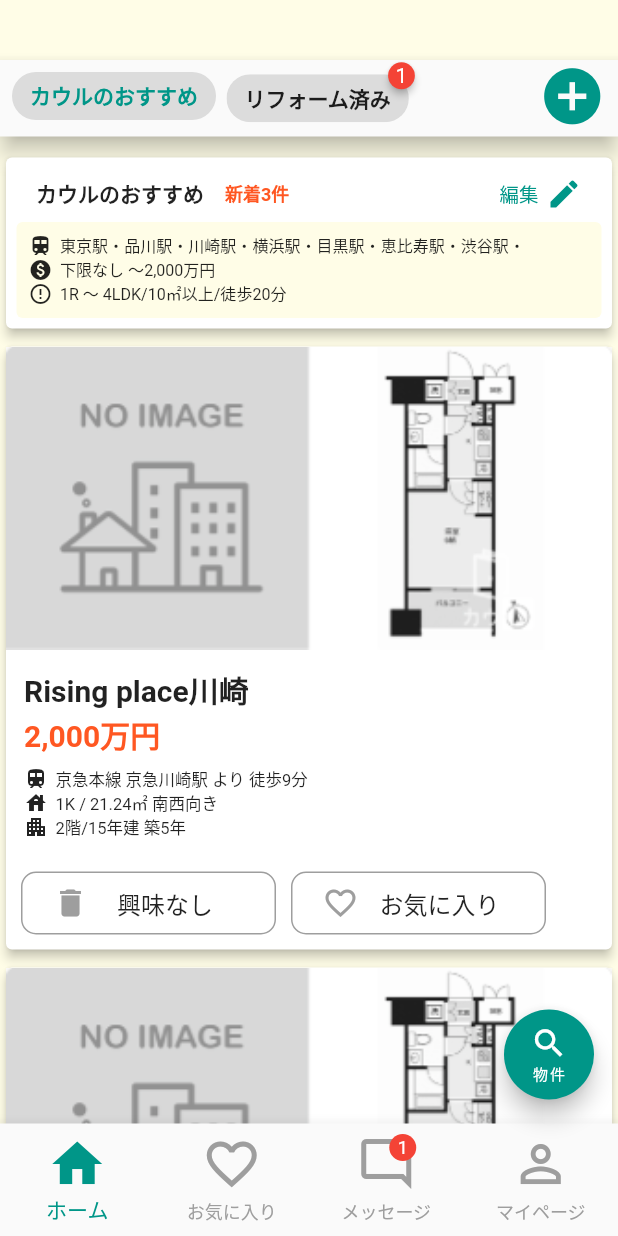
After one commit to AnriNonaka/flutter-tutorial, a Flutter app: the screen it shows after launch, after a tap on "Tutorial2-2", on a phone screen of 412 x 824 dp. The commit adds this screen. Run offline on Flutter 3.47's test engine with Material 2 defaults, Android fonts, the phone set to English and light mode, and no system bars; drawn by our look-alikes of badges.

Commit message:
Tutorial2-2の実装

```diff
--- a/lib/main.dart
+++ b/lib/main.dart
@@ -1,4 +1,5 @@
 import 'package:flutter/material.dart';
+import 'package:flutter_tutorial/residence/residence_screen.dart';
 import 'package:flutter_tutorial/youtube/youtube_screen.dart';
 import 'animation/animation_screen.dart';
 import 'building/building_layout_screen.dart';
@@ -64,6 +65,17 @@ class Home extends StatelessWidget {
                   );
                 },
               ),
+              ElevatedButton(
+                child: const Text('Tutorial2-2'),
+                onPressed: () {
+                  Navigator.push(
+                    context,
+                    MaterialPageRoute(
+                      builder: (context) => const ResidenceScreen(),
+                    ),
+                  );
+                },
+              ),
             ],
           ),
         ),
--- /dev/null
+++ b/lib/residence/residence_screen.dart
@@ -0,0 +1,564 @@
+import 'package:badges/badges.dart';
+import 'package:flutter/material.dart';
+
+class ResidenceScreen extends StatelessWidget {
+  const ResidenceScreen({Key? key}) : super(key: key);
+
+  @override
+  Widget build(BuildContext context) {
+    return Scaffold(
+      body: _buildBody(context),
+      bottomNavigationBar: _buildBottomNavigationBar(),
+      floatingActionButton: SizedBox(
+        width: 60,
+        height: 60,
+        child: FloatingActionButton.extended(
+          shape: const CircleBorder(),
+          backgroundColor: Colors.teal,
+          onPressed: () {},
+          label: SizedBox(
+            width: 100,
+            height: 50,
+            child: Column(
+              children: const [
+                Padding(
+                  padding: EdgeInsets.only(top: 5.0),
+                  child: Icon(Icons.search,size: 25,),
+                ),
+                Text('物件',style: TextStyle(fontSize: 10),),
+              ],
+            ),
+          ), //テキスト//アイコン
+        ),
+      ),
+    );
+  }
+
+  Widget _buildBody(BuildContext context) {
+    return SingleChildScrollView(
+      child: Container(
+        color: Colors.yellow[50],
+        child: Column(
+          children: [
+            Padding(
+              padding: const EdgeInsets.only(top: 40),
+              child: Material(
+                elevation: 6.0,
+                child: Row(
+                  children: [
+                    const Padding(
+                      padding: EdgeInsets.only(left: 8, bottom: 3, right: 7),
+                      child: Chip(
+                        label: Text('カウルのおすすめ',
+                            style: TextStyle(color: Colors.teal,fontWeight: FontWeight.w700)),
+                      ),
+                    ),
+                    Badge(
+                      badgeContent: const Text('1',
+                          style: TextStyle(color: Colors.white)),
+                      position: BadgePosition.topEnd(top: -4, end: -4),
+                      child: const Chip(
+                        label: Text(
+                            style: TextStyle(fontWeight: FontWeight.w700), 'リフォーム済み'),
+                      ),
+                    ),
+                    const Spacer(), //間をあけれる
+                    const Padding(
+                      padding: EdgeInsets.only(right: 8, bottom: 3),
+                      child: Icon(
+                        Icons.add_circle,
+                        size: 45,
+                        color: Colors.teal,
+                      ),
+                    ),
+                  ],
+                ),
+              ),
+            ),
+            Padding(
+              padding: const EdgeInsets.only(top: 10),
+              child: Column(
+                children: [
+                  Card(
+                    elevation: 3,
+                    child: Column(
+                      children: [
+                        Padding(
+                          padding: const EdgeInsets.only(top: 12),
+                          child: Row(
+                            children: const [
+                              Padding(
+                                padding: EdgeInsets.only(left: 20.0),
+                                child: Text('カウルのおすすめ    ',
+                                    style:
+                                        TextStyle(fontWeight: FontWeight.w900)),
+                              ),
+                              Text('新着3件',
+                                  style: TextStyle(
+                                      color: Colors.deepOrange,
+                                      fontSize: 12,
+                                      fontWeight: FontWeight.bold)),
+                              Spacer(),
+                              Padding(
+                                padding: EdgeInsets.only(right: 5.0),
+                                child: Text(
+                                  '編集',
+                                  style: TextStyle(
+                                    color: Colors.teal,
+                                    fontSize: 13,
+                                  ),
+                                ),
+                              ),
+                              Padding(
+                                padding: EdgeInsets.only(right: 20.0),
+                                child: Icon(
+                                  Icons.edit,
+                                  color: Colors.teal,
+                                ),
+                              )
+                            ],
+                          ),
+                        ),
+                        Padding(
+                          padding: const EdgeInsets.all(3.0),
+                          child: Card(
+                            elevation: 0,
+                            color: Colors.yellow[50],
+                            child: Container(
+                              decoration: BoxDecoration(
+                                  borderRadius: BorderRadius.circular(10)),
+                              child: Padding(
+                                padding: const EdgeInsets.all(8.0),
+                                child: Column(
+                                  children: [
+                                    Row(
+                                      children: const [
+                                        Padding(
+                                          padding: EdgeInsets.only(right: 5.0),
+                                          child: Icon(
+                                            Icons.train,
+                                            size: 16,
+                                          ),
+                                        ),
+                                        Text(
+                                          '東京駅・品川駅・川崎駅・横浜駅・目黒駅・恵比寿駅・渋谷駅・',
+                                          style: TextStyle(fontSize: 10.7),
+                                        ),
+                                      ],
+                                    ),
+                                    Row(
+                                      children: const [
+                                        Padding(
+                                          padding: EdgeInsets.only(right: 5.0),
+                                          child: Icon(
+                                            Icons.paid,
+                                            size: 16,
+                                          ),
+                                        ),
+                                        Text(
+                                          '下限なし 〜2,000万円',
+                                          style: TextStyle(fontSize: 10.7),
+                                        ),
+                                      ],
+                                    ),
+                                    Row(
+                                      children: const [
+                                        Padding(
+                                          padding: EdgeInsets.only(right: 5.0),
+                                          child: Icon(
+                                            Icons.error_outline,
+                                            size: 16,
+                                          ),
+                                        ),
+                                        Text(
+                                          '1R 〜 4LDK/10㎡以上/徒歩20分',
+                                          style: TextStyle(fontSize: 10.7),
+                                        ),
+                                      ],
+                                    ),
+                                  ],
+                                ),
+                              ),
+                            ),
+                          ),
+                        )
+                      ],
+                    ),
+                  ),
+                  Padding(
+                    padding: const EdgeInsets.only(top: 4.0),
+                    child: Card(
+                      elevation: 3,
+                      child: Column(
+                        children: [
+                          SizedBox(
+                            width: double.infinity,
+                            child: Image.asset(
+                              'images/物件写真.png',
+                              fit: BoxFit.contain,
+                            ),
+                          ),
+                          Padding(
+                            padding: const EdgeInsets.all(8.0),
+                            child: Card(
+                              elevation: 0,
+                              child: Column(
+                                children: [
+                                  Row(
+                                    children: const [
+                                      Text(
+                                        'Rising place川崎',
+                                        style: TextStyle(
+                                            fontSize: 20,
+                                            fontWeight: FontWeight.bold),
+                                      ),
+                                    ],
+                                  ),
+                                  Padding(
+                                    padding: const EdgeInsets.only(bottom: 6.0),
+                                    child: Row(
+                                      children: const [
+                                        Text('2,000万円',
+                                            style: TextStyle(
+                                                color: Colors.deepOrange,
+                                                fontSize: 20,
+                                                fontWeight: FontWeight.bold)),
+                                      ],
+                                    ),
+                                  ),
+                                  Row(
+                                    children: const [
+                                      Padding(
+                                        padding: EdgeInsets.only(right: 5.0),
+                                        child: Icon(
+                                          Icons.train,
+                                          size: 16,
+                                        ),
+                                      ),
+                                      Text(
+                                        '京急本線 京急川崎駅 より 徒歩9分',
+                                        style: TextStyle(fontSize: 11),
+                                      ),
+                                    ],
+                                  ),
+                                  Row(
+                                    children: const [
+                                      Padding(
+                                        padding: EdgeInsets.only(right: 5.0),
+                                        child: Icon(
+                                          Icons.house,
+                                          size: 16,
+                                        ),
+                                      ),
+                                      Text(
+                                        '1K / 21.24㎡ 南西向き',
+                                        style: TextStyle(fontSize: 11),
+                                      ),
+                                    ],
+                                  ),
+                                  Row(
+                                    children: const [
+                                      Padding(
+                                        padding: EdgeInsets.only(right: 5.0),
+                                        child: Icon(
+                                          Icons.apartment,
+                                          size: 16,
+                                        ),
+                                      ),
+                                      Text(
+                                        '2階/15年建 築5年',
+                                        style: TextStyle(fontSize: 11),
+                                      ),
+                                    ],
+                                  ),
+                                ],
+                              ),
+                            ),
+                          ),
+                          Row(
+                            children: [
+                              Padding(
+                                padding: const EdgeInsets.all(10.0),
+                                child: SizedBox(
+                                  width: 170,
+                                  child: Container(
+                                    decoration: BoxDecoration(
+                                      border: Border.all(color: Colors.grey),
+                                      borderRadius: BorderRadius.circular(10),
+                                    ),
+                                    child: Row(
+                                      children: const [
+                                        Padding(
+                                          padding: EdgeInsets.only(
+                                              top: 8.0,
+                                              left: 20,
+                                              right: 19,
+                                              bottom: 8),
+                                          child: Icon(
+                                            Icons.delete,
+                                            color: Colors.grey,
+                                          ),
+                                        ),
+                                        Text(
+                                          '興味なし',
+                                          style: TextStyle(fontSize: 16),
+                                        ),
+                                      ],
+                                    ),
+                                  ),
+                                ),
+                              ),
+                              SizedBox(
+                                width: 170,
+                                child: Container(
+                                  decoration: BoxDecoration(
+                                    border: Border.all(color: Colors.grey),
+                                    borderRadius: BorderRadius.circular(10),
+                                  ),
+                                  child: Row(
+                                    children: const [
+                                      Padding(
+                                        padding: EdgeInsets.only(
+                                            top: 8.0,
+                                            left: 20,
+                                            right: 14,
+                                            bottom: 8),
+                                        child: Icon(
+                                          Icons.favorite_border,
+                                          color: Colors.grey,
+                                        ),
+                                      ),
+                                      Text(
+                                        'お気に入り',
+                                        style: TextStyle(fontSize: 16),
+                                      ),
+                                    ],
+                                  ),
+                                ),
+                              ),
+                            ],
+                          ),
+                        ],
+                      ),
+                    ),
+                  ),
+                  Padding(
+                    padding: const EdgeInsets.only(top: 4.0),
+                    child: Card(
+                      elevation: 3,
+                      child: Column(
+                        children: [
+                          SizedBox(
+                            width: double.infinity,
+                            child: Image.asset(
+                              'images/物件写真.png',
+                              fit: BoxFit.contain,
+                            ),
+                          ),
+                          Padding(
+                            padding: const EdgeInsets.all(8.0),
+                            child: Card(
+                              elevation: 0,
+                              child: Column(
+                                children: [
+                                  Row(
+                                    children: const [
+                                      Text(
+                                        'Rising place川崎',
+                                        style: TextStyle(
+                                            fontSize: 20,
+                                            fontWeight: FontWeight.bold),
+                                      ),
+                                    ],
+                                  ),
+                                  Padding(
+                                    padding: const EdgeInsets.only(bottom: 6.0),
+                                    child: Row(
+                                      children: const [
+                                        Text('2,000万円',
+                                            style: TextStyle(
+                                                color: Colors.deepOrange,
+                                                fontSize: 20,
+                                                fontWeight: FontWeight.bold)),
+                                      ],
+                                    ),
+                                  ),
+                                  Row(
+                                    children: const [
+                                      Padding(
+                                        padding: EdgeInsets.only(right: 5.0),
+                                        child: Icon(
+                                          Icons.train,
+                                          size: 16,
+                                        ),
+                                      ),
+                                      Text(
+                                        '京急本線 京急川崎駅 より 徒歩9分',
+                                        style: TextStyle(fontSize: 11),
+                                      ),
+                                    ],
+                                  ),
+                                  Row(
+                                    children: const [
+                                      Padding(
+                                        padding: EdgeInsets.only(right: 5.0),
+                                        child: Icon(
+                                          Icons.house,
+                                          size: 16,
+                                        ),
+                                      ),
+                                      Text(
+                                        '1K / 21.24㎡ 南西向き',
+                                        style: TextStyle(fontSize: 11),
+                                      ),
+                                    ],
+                                  ),
+                                  Row(
+                                    children: const [
+                                      Padding(
+                                        padding: EdgeInsets.only(right: 5.0),
+                                        child: Icon(
+                                          Icons.apartment,
+                                          size: 16,
+                                        ),
+                                      ),
+                                      Text(
+                                        '2階/15年建 築5年',
+                                        style: TextStyle(fontSize: 11),
+                                      ),
+                                    ],
+                                  ),
+                                ],
+                              ),
+                            ),
+                          ),
+                          Row(
+                            children: [
+                              Padding(
+                                padding: const EdgeInsets.all(10.0),
+                                child: SizedBox(
+                                  width: 170,
+                                  child: Container(
+                                    decoration: BoxDecoration(
+                                      border: Border.all(color: Colors.grey),
+                                      borderRadius: BorderRadius.circular(10),
+                                    ),
+                                    child: Row(
+                                      children: const [
+                                        Padding(
+                                          padding: EdgeInsets.only(
+                                              top: 8.0,
+                                              left: 20,
+                                              right: 19,
+                                              bottom: 8),
+                                          child: Icon(
+                                            Icons.delete,
+                                            color: Colors.grey,
+                                          ),
+                                        ),
+                                        Text(
+                                          '興味なし',
+                                          style: TextStyle(fontSize: 16),
+                                        ),
+                                      ],
+                                    ),
+                                  ),
+                                ),
+                              ),
+                              SizedBox(
+                                width: 170,
+                                child: Container(
+                                  decoration: BoxDecoration(
+                                    border: Border.all(color: Colors.grey),
+                                    borderRadius: BorderRadius.circular(10),
+                                  ),
+                                  child: Row(
+                                    children: const [
+                                      Padding(
+                                        padding: EdgeInsets.only(
+                                            top: 8.0,
+                                            left: 20,
+                                            right: 14,
+                                            bottom: 8),
+                                        child: Icon(
+                                          Icons.favorite_border,
+                                          color: Colors.grey,
+                                        ),
+                                      ),
+                                      Text(
+                                        'お気に入り',
+                                        style: TextStyle(fontSize: 16),
+                                      ),
+                                    ],
+                                  ),
+                                ),
+                              ),
+                            ],
+                          ),
+                        ],
+                      ),
+                    ),
+                  ),
+                ],
+              ),
+            ),
+          ],
+        ),
+      ),
+    );
+  }
+
+  BottomNavigationBar _buildBottomNavigationBar() {
+    return BottomNavigationBar(
+      unselectedItemColor: Colors.grey,
+      selectedItemColor: Colors.teal,
+      type: BottomNavigationBarType.fixed,
+      items: [
+        const BottomNavigationBarItem(
+          icon: Icon(
+            Icons.home,
+            size: 40,
+          ),
+          label: 'ホーム',
+        ),
+        const BottomNavigationBarItem(
+          icon: Icon(Icons.favorite_border, size: 40),
+          label: 'お気に入り',
+        ),
+        BottomNavigationBarItem(
+          icon: Stack(
+            children: [
+              const Icon(Icons.mode_comment_outlined, size: 40),
+              Positioned(
+                right: 0,
+                child: Container(
+                  width: 18,
+                  height: 18,
+                  decoration: const BoxDecoration(
+                      color: Colors.red, shape: BoxShape.circle),
+                  constraints: const BoxConstraints(
+                    minHeight: 12,
+                    minWidth: 12,
+                  ),
+                  alignment: Alignment.center,
+                  child: const Text(
+                    '1',
+                    style: TextStyle(
+                      fontSize: 12,
+                      color: Colors.white,
+                    ),
+                  ),
+                )
+              ),
+            ],
+          ),
+          label: 'メッセージ',
+        ),
+        const BottomNavigationBarItem(
+          icon: Icon(Icons.person_outline, size: 40),
+          label: 'マイページ',
+        ),
+      ],
+    );
+  }
+}
--- a/pubspec.yaml
+++ b/pubspec.yaml
@@ -34,6 +34,7 @@ dependencies:
   # The following adds the Cupertino Icons font to your application.
   # Use with the CupertinoIcons class for iOS style icons.
   cupertino_icons: ^1.0.2
+  badges: ^2.0.3
 
 dev_dependencies:
   flutter_test:
```
Also changed, not shown: images/物件写真.png (added), pubspec.lock.
